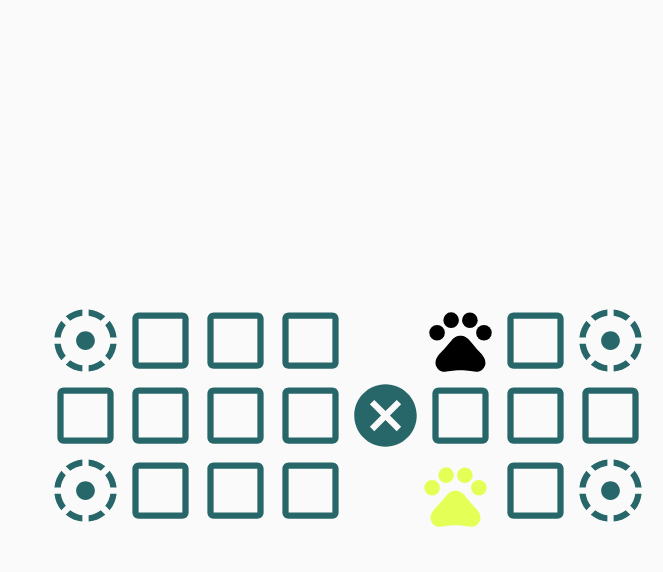
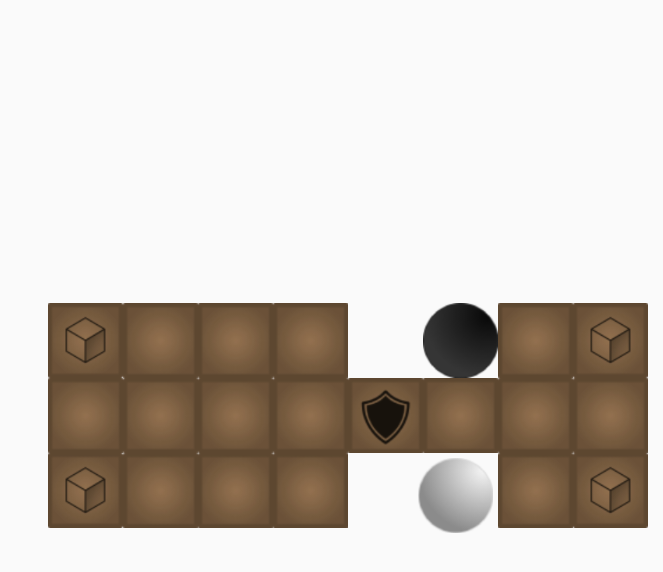
Before and after one commit to eitanwass/royal-game-of-urr, an Android app: the GameActivity screen opened directly, with no data from a screen before it, on a phone screen of 824 x 412 dp (held sideways). Shown: the top 572 px of the screen, without its empty margins (573-1236 px from the left). Run offline under Robolectric (Android 15) with nearby library versions, the phone set to English and light mode, and no system bars.

Commit message:
Added the photos

```diff
--- a/src/app/src/main/java/com/stadio/urr/GameActivity.java
+++ b/src/app/src/main/java/com/stadio/urr/GameActivity.java
@@ -35,7 +35,7 @@ public class GameActivity extends AppCompatActivity {
     final float NUMBER_OF_TILES_ACCROSS = 8;
     final float PERCENTAGE_OF_TILES_FROM_SCREEN = (float) 85 / 100;
     final float TILE_PRECENT = PERCENTAGE_OF_TILES_FROM_SCREEN / NUMBER_OF_TILES_ACCROSS;
-    final float PIECE_PRECENT = (float) (TILE_PRECENT * 0.9);
+    final float PIECE_PRECENT = (float) (TILE_PRECENT * 0.75);
     float width_dp;
     float height_dp;
     static float width_px;
--- a/src/app/src/main/java/com/stadio/urr/Tile.java
+++ b/src/app/src/main/java/com/stadio/urr/Tile.java
@@ -58,7 +58,7 @@ public class Tile extends androidx.appcompat.widget.AppCompatImageView {
         } else if (tile_type == Attributes.ANOTHER_TURN.getValue()) {
             this.setImageResource(R.drawable.another_turn_tile);
         } else if (tile_type == Attributes.INVINCIBILITY.getValue()) {
-            this.setImageResource(R.drawable.invincibilty_tile);
+            this.setImageResource(R.drawable.invincibility_tile);
         } else {
           this.setImageResource(0);
         }
--- a/src/app/src/main/res/drawable/another_turn_tile.xml
+++ /dev/null
@@ -1,5 +0,0 @@
-<vector android:height="24dp" android:tint="#286769"
-    android:viewportHeight="24" android:viewportWidth="24"
-    android:width="24dp" xmlns:android="http://schemas.android.com/apk/res/android">
-    <path android:fillColor="@android:color/white" android:pathData="M11,4.07L11,2.05c-2.01,0.2 -3.84,1 -5.32,2.21L7.1,5.69c1.11,-0.86 2.44,-1.44 3.9,-1.62zM18.32,4.26C16.84,3.05 15.01,2.25 13,2.05v2.02c1.46,0.18 2.79,0.76 3.9,1.62l1.42,-1.43zM19.93,11h2.02c-0.2,-2.01 -1,-3.84 -2.21,-5.32L18.31,7.1c0.86,1.11 1.44,2.44 1.62,3.9zM5.69,7.1L4.26,5.68C3.05,7.16 2.25,8.99 2.05,11h2.02c0.18,-1.46 0.76,-2.79 1.62,-3.9zM4.07,13L2.05,13c0.2,2.01 1,3.84 2.21,5.32l1.43,-1.43c-0.86,-1.1 -1.44,-2.43 -1.62,-3.89zM15,12c0,-1.66 -1.34,-3 -3,-3s-3,1.34 -3,3 1.34,3 3,3 3,-1.34 3,-3zM18.31,16.9l1.43,1.43c1.21,-1.48 2.01,-3.32 2.21,-5.32h-2.02c-0.18,1.45 -0.76,2.78 -1.62,3.89zM13,19.93v2.02c2.01,-0.2 3.84,-1 5.32,-2.21l-1.43,-1.43c-1.1,0.86 -2.43,1.44 -3.89,1.62zM5.68,19.74C7.16,20.95 9,21.75 11,21.95v-2.02c-1.46,-0.18 -2.79,-0.76 -3.9,-1.62l-1.42,1.43z"/>
-</vector>
--- a/src/app/src/main/res/drawable/invincibilty_tile.xml
+++ /dev/null
@@ -1,5 +0,0 @@
-<vector android:height="24dp" android:tint="#286769"
-    android:viewportHeight="24" android:viewportWidth="24"
-    android:width="24dp" xmlns:android="http://schemas.android.com/apk/res/android">
-    <path android:fillColor="@android:color/white" android:pathData="M12,2C6.47,2 2,6.47 2,12s4.47,10 10,10 10,-4.47 10,-10S17.53,2 12,2zM17,15.59L15.59,17 12,13.41 8.41,17 7,15.59 10.59,12 7,8.41 8.41,7 12,10.59 15.59,7 17,8.41 13.41,12 17,15.59z"/>
-</vector>
--- a/src/app/src/main/res/drawable/normal_tile.xml
+++ /dev/null
@@ -1,5 +0,0 @@
-<vector android:height="24dp" android:tint="#286769"
-    android:viewportHeight="24" android:viewportWidth="24"
-    android:width="24dp" xmlns:android="http://schemas.android.com/apk/res/android">
-    <path android:fillColor="@android:color/white" android:pathData="M19,5v14H5V5h14m0,-2H5c-1.1,0 -2,0.9 -2,2v14c0,1.1 0.9,2 2,2h14c1.1,0 2,-0.9 2,-2V5c0,-1.1 -0.9,-2 -2,-2z"/>
-</vector>
--- a/src/app/src/main/res/drawable/piece_black.xml
+++ /dev/null
@@ -1,21 +0,0 @@
-<vector xmlns:android="http://schemas.android.com/apk/res/android"
-    android:width="24dp"
-    android:height="24dp"
-    android:viewportWidth="24"
-    android:viewportHeight="24">
-  <path
-      android:fillColor="@android:color/black"
-      android:pathData="M4.5,9.5m-2.5,0a2.5,2.5 0,1 1,5 0a2.5,2.5 0,1 1,-5 0"/>
-  <path
-      android:fillColor="@android:color/black"
-      android:pathData="M9,5.5m-2.5,0a2.5,2.5 0,1 1,5 0a2.5,2.5 0,1 1,-5 0"/>
-  <path
-      android:fillColor="@android:color/black"
-      android:pathData="M15,5.5m-2.5,0a2.5,2.5 0,1 1,5 0a2.5,2.5 0,1 1,-5 0"/>
-  <path
-      android:fillColor="@android:color/black"
-      android:pathData="M19.5,9.5m-2.5,0a2.5,2.5 0,1 1,5 0a2.5,2.5 0,1 1,-5 0"/>
-  <path
-      android:fillColor="@android:color/black"
-      android:pathData="M17.34,14.86c-0.87,-1.02 -1.6,-1.89 -2.48,-2.91 -0.46,-0.54 -1.05,-1.08 -1.75,-1.32 -0.11,-0.04 -0.22,-0.07 -0.33,-0.09 -0.25,-0.04 -0.52,-0.04 -0.78,-0.04s-0.53,0 -0.79,0.05c-0.11,0.02 -0.22,0.05 -0.33,0.09 -0.7,0.24 -1.28,0.78 -1.75,1.32 -0.87,1.02 -1.6,1.89 -2.48,2.91 -1.31,1.31 -2.92,2.76 -2.62,4.79 0.29,1.02 1.02,2.03 2.33,2.32 0.73,0.15 3.06,-0.44 5.54,-0.44h0.18c2.48,0 4.81,0.58 5.54,0.44 1.31,-0.29 2.04,-1.31 2.33,-2.32 0.31,-2.04 -1.3,-3.49 -2.61,-4.8z"/>
-</vector>
--- a/src/app/src/main/res/drawable/piece_white.xml
+++ /dev/null
@@ -1,9 +0,0 @@
-<vector android:height="24dp" android:tint="#e4ff56"
-    android:viewportHeight="24" android:viewportWidth="24"
-    android:width="24dp" xmlns:android="http://schemas.android.com/apk/res/android">
-    <path android:fillColor="@android:color/white" android:pathData="M4.5,9.5m-2.5,0a2.5,2.5 0,1 1,5 0a2.5,2.5 0,1 1,-5 0"/>
-    <path android:fillColor="@android:color/white" android:pathData="M9,5.5m-2.5,0a2.5,2.5 0,1 1,5 0a2.5,2.5 0,1 1,-5 0"/>
-    <path android:fillColor="@android:color/white" android:pathData="M15,5.5m-2.5,0a2.5,2.5 0,1 1,5 0a2.5,2.5 0,1 1,-5 0"/>
-    <path android:fillColor="@android:color/white" android:pathData="M19.5,9.5m-2.5,0a2.5,2.5 0,1 1,5 0a2.5,2.5 0,1 1,-5 0"/>
-    <path android:fillColor="@android:color/white" android:pathData="M17.34,14.86c-0.87,-1.02 -1.6,-1.89 -2.48,-2.91 -0.46,-0.54 -1.05,-1.08 -1.75,-1.32 -0.11,-0.04 -0.22,-0.07 -0.33,-0.09 -0.25,-0.04 -0.52,-0.04 -0.78,-0.04s-0.53,0 -0.79,0.05c-0.11,0.02 -0.22,0.05 -0.33,0.09 -0.7,0.24 -1.28,0.78 -1.75,1.32 -0.87,1.02 -1.6,1.89 -2.48,2.91 -1.31,1.31 -2.92,2.76 -2.62,4.79 0.29,1.02 1.02,2.03 2.33,2.32 0.73,0.15 3.06,-0.44 5.54,-0.44h0.18c2.48,0 4.81,0.58 5.54,0.44 1.31,-0.29 2.04,-1.31 2.33,-2.32 0.31,-2.04 -1.3,-3.49 -2.61,-4.8z"/>
-</vector>
--- a/src/app/src/main/res/layout/activity_game.xml
+++ b/src/app/src/main/res/layout/activity_game.xml
@@ -1,11 +1,10 @@
 <?xml version="1.0" encoding="utf-8"?>
-<RelativeLayout
-    xmlns:android="http://schemas.android.com/apk/res/android"
+<RelativeLayout xmlns:android="http://schemas.android.com/apk/res/android"
+    xmlns:app="http://schemas.android.com/apk/res-auto"
+    xmlns:custom="http://schemas.android.com/apk/res-auto"
     android:id="@+id/game_relative_layout"
     android:layout_width="match_parent"
     android:layout_height="match_parent"
-    xmlns:app="http://schemas.android.com/apk/res-auto"
-    xmlns:custom="http://schemas.android.com/apk/res-auto"
     android:paddingLeft="10dp"
     android:paddingRight="10dp">
 
@@ -17,9 +16,9 @@
         android:layout_alignParentBottom="true"
         android:layout_marginEnd="0dp"
         android:layout_marginBottom="60dp"
-        android:src="@drawable/invincibilty_tile"
-        custom:type="another_turn"
-        custom:exclusive_to="white"></com.stadio.urr.Tile>
+        android:src="@drawable/invincibility_tile"
+        custom:exclusive_to="white"
+        custom:type="another_turn"></com.stadio.urr.Tile>
 
     <com.stadio.urr.Tile
         android:id="@+id/tile2"
@@ -29,7 +28,7 @@
         android:layout_marginStart="0dp"
         android:layout_marginBottom="0dp"
         android:layout_toEndOf="@+id/tile6"
-        android:src="@drawable/invincibilty_tile"
+        android:src="@drawable/invincibility_tile"
         app:layout_constraintBottom_toBottomOf="@+id/tile3"
         app:layout_constraintEnd_toStartOf="@+id/tile3"
         custom:exclusive_to="black"
@@ -43,7 +42,7 @@
         android:layout_marginStart="0dp"
         android:layout_marginBottom="0dp"
         android:layout_toEndOf="@+id/tile2"
-        android:src="@drawable/invincibilty_tile"
+        android:src="@drawable/invincibility_tile"
         app:layout_constraintBottom_toBottomOf="@+id/tile"
         app:layout_constraintEnd_toStartOf="@+id/tile"
         app:layout_constraintStart_toEndOf="@id/tile2"
@@ -58,11 +57,11 @@
         android:layout_marginEnd="0dp"
         android:layout_marginBottom="0dp"
         android:layout_toStartOf="@+id/tile5"
-        android:src="@drawable/invincibilty_tile"
+        android:src="@drawable/invincibility_tile"
         app:layout_constraintBottom_toBottomOf="@+id/tile2"
         app:layout_constraintEnd_toStartOf="@+id/tile2"
-        custom:type="normal"
-        custom:exclusive_to="black"></com.stadio.urr.Tile>
+        custom:exclusive_to="black"
+        custom:type="normal"></com.stadio.urr.Tile>
 
     <com.stadio.urr.Tile
         android:id="@+id/tile5"
@@ -72,11 +71,11 @@
         android:layout_alignEnd="@+id/tile17"
         android:layout_marginEnd="0dp"
         android:layout_marginBottom="0dp"
-        android:src="@drawable/invincibilty_tile"
+        android:src="@drawable/invincibility_tile"
         app:layout_constraintBottom_toTopOf="@+id/tile"
         app:layout_constraintEnd_toEndOf="@+id/tile"
-        custom:type="another_turn"
-        custom:exclusive_to="black"></com.stadio.urr.Tile>
+        custom:exclusive_to="black"
+        custom:type="another_turn"></com.stadio.urr.Tile>
 
     <com.stadio.urr.Tile
         android:id="@+id/tile6"
@@ -86,12 +85,12 @@
         android:layout_marginStart="-0dp"
         android:layout_marginBottom="0dp"
         android:layout_toEndOf="@+id/tile7"
-        android:src="@drawable/invincibilty_tile"
+        android:src="@drawable/invincibility_tile"
         app:layout_constraintBottom_toTopOf="@+id/tile3"
         app:layout_constraintTop_toTopOf="@+id/tile5"
+        custom:exclusive_to="black"
         custom:layout_constraintEnd_toStartOf="@+id/tile5"
-        custom:type="normal"
-        custom:exclusive_to="black"></com.stadio.urr.Tile>
+        custom:type="normal"></com.stadio.urr.Tile>
 
     <com.stadio.urr.Tile
         android:id="@+id/tile7"
@@ -101,12 +100,12 @@
         android:layout_alignStart="@+id/tile10"
         android:layout_marginStart="0dp"
         android:layout_marginBottom="-0dp"
-        android:src="@drawable/invincibilty_tile"
+        android:src="@drawable/invincibility_tile"
         app:layout_constraintBottom_toTopOf="@+id/tile2"
         app:layout_constraintTop_toTopOf="@+id/tile6"
+        custom:exclusive_to="black"
         custom:layout_constraintEnd_toStartOf="@+id/tile6"
-        custom:type="another_turn"
-        custom:exclusive_to="black"></com.stadio.urr.Tile>
+        custom:type="another_turn"></com.stadio.urr.Tile>
 
     <com.stadio.urr.Tile
         android:id="@+id/tile8"
@@ -116,12 +115,12 @@
         android:layout_marginStart="0dp"
         android:layout_marginTop="0dp"
         android:layout_toEndOf="@+id/tile9"
-        android:src="@drawable/invincibilty_tile"
+        android:src="@drawable/invincibility_tile"
         app:layout_constraintBottom_toTopOf="@+id/tile4"
         app:layout_constraintEnd_toStartOf="@+id/tile7"
         app:layout_constraintTop_toTopOf="@+id/tile7"
-        custom:type="normal"
-        custom:exclusive_to="white"></com.stadio.urr.Tile>
+        custom:exclusive_to="white"
+        custom:type="normal"></com.stadio.urr.Tile>
 
     <com.stadio.urr.Tile
         android:id="@+id/tile9"
@@ -131,12 +130,12 @@
         android:layout_alignStart="@+id/tile10"
         android:layout_marginStart="0dp"
         android:layout_marginTop="-0dp"
-        android:src="@drawable/invincibilty_tile"
+        android:src="@drawable/invincibility_tile"
         app:layout_constraintBottom_toTopOf="@+id/tile4"
         app:layout_constraintEnd_toStartOf="@+id/tile8"
         app:layout_constraintTop_toTopOf="@+id/tile8"
-        custom:type="another_turn"
-        custom:exclusive_to="white"></com.stadio.urr.Tile>
+        custom:exclusive_to="white"
+        custom:type="another_turn"></com.stadio.urr.Tile>
 
     <com.stadio.urr.Tile
         android:id="@+id/tile10"
@@ -146,7 +145,7 @@
         android:layout_marginEnd="0dp"
         android:layout_marginBottom="0dp"
         android:layout_toStartOf="@+id/tile11"
-        android:src="@drawable/invincibilty_tile"
+        android:src="@drawable/invincibility_tile"
         app:layout_constraintBottom_toBottomOf="@+id/tile9"
         app:layout_constraintEnd_toStartOf="@+id/tile9"
         app:layout_constraintTop_toTopOf="@+id/tile9"
@@ -160,7 +159,7 @@
         android:layout_marginEnd="0dp"
         android:layout_marginBottom="0dp"
         android:layout_toStartOf="@+id/tile12"
-        android:src="@drawable/invincibilty_tile"
+        android:src="@drawable/invincibility_tile"
         app:layout_constraintBottom_toBottomOf="@+id/tile10"
         app:layout_constraintEnd_toStartOf="@+id/tile10"
         custom:type="normal"></com.stadio.urr.Tile>
@@ -173,7 +172,7 @@
         android:layout_marginEnd="0dp"
         android:layout_marginBottom="-0dp"
         android:layout_toStartOf="@+id/tile13"
-        android:src="@drawable/invincibilty_tile"
+        android:src="@drawable/invincibility_tile"
         app:layout_constraintBottom_toBottomOf="@+id/tile11"
         app:layout_constraintEnd_toStartOf="@+id/tile11"
         custom:type="normal"></com.stadio.urr.Tile>
@@ -186,7 +185,7 @@
         android:layout_marginEnd="0dp"
         android:layout_marginBottom="0dp"
         android:layout_toStartOf="@+id/tile14"
-        android:src="@drawable/invincibilty_tile"
+        android:src="@drawable/invincibility_tile"
         app:layout_constraintEnd_toStartOf="@+id/tile14"
         app:layout_constraintStart_toStartOf="@+id/tile8"
         app:layout_constraintTop_toBottomOf="@+id/tile12"
@@ -200,7 +199,7 @@
         android:layout_marginEnd="0dp"
         android:layout_marginBottom="0dp"
         android:layout_toStartOf="@+id/tile15"
-        android:src="@drawable/invincibilty_tile"
+        android:src="@drawable/invincibility_tile"
         app:layout_constraintBottom_toBottomOf="@+id/tile13"
         app:layout_constraintEnd_toStartOf="@+id/tile3"
         app:layout_constraintTop_toBottomOf="@+id/tile11"
@@ -214,7 +213,7 @@
         android:layout_marginEnd="0dp"
         android:layout_marginBottom="0dp"
         android:layout_toStartOf="@+id/tile16"
-        android:src="@drawable/invincibilty_tile"
+        android:src="@drawable/invincibility_tile"
         app:layout_constraintBottom_toTopOf="@+id/tile12"
         app:layout_constraintStart_toStartOf="@+id/tile12"
         custom:type="normal"></com.stadio.urr.Tile>
@@ -227,7 +226,7 @@
         android:layout_marginEnd="0dp"
         android:layout_marginBottom="0dp"
         android:layout_toStartOf="@+id/tile17"
-        android:src="@drawable/invincibilty_tile"
+        android:src="@drawable/invincibility_tile"
         app:layout_constraintBottom_toTopOf="@+id/tile11"
         app:layout_constraintEnd_toStartOf="@+id/tile10"
         app:layout_constraintStart_toEndOf="@+id/tile15"
@@ -241,7 +240,7 @@
         android:layout_alignEnd="@+id/tile"
         android:layout_marginEnd="0dp"
         android:layout_marginBottom="0dp"
-        android:src="@drawable/invincibilty_tile"
+        android:src="@drawable/invincibility_tile"
         app:layout_constraintBottom_toTopOf="@+id/tile8"
         app:layout_constraintStart_toStartOf="@+id/tile8"
         custom:type="normal"></com.stadio.urr.Tile>
@@ -254,7 +253,7 @@
         android:layout_marginStart="0dp"
         android:layout_marginBottom="0dp"
         android:layout_toEndOf="@+id/tile8"
-        android:src="@drawable/invincibilty_tile"
+        android:src="@drawable/invincibility_tile"
         custom:exclusive_to="white"
         custom:type="normal"></com.stadio.urr.Tile>
 
@@ -265,7 +264,7 @@
         android:layout_alignBottom="@+id/tile20"
         android:layout_marginBottom="0dp"
         android:layout_toEndOf="@+id/tile12"
-        android:src="@drawable/invincibilty_tile"
+        android:src="@drawable/invincibility_tile"
         app:layout_constraintBottom_toTopOf="@+id/tile6"
         app:layout_constraintEnd_toStartOf="@+id/tile18"
         custom:exclusive_to="white"
@@ -280,11 +279,11 @@
         android:layout_marginEnd="0dp"
         android:layout_marginBottom="0dp"
         android:layout_toStartOf="@+id/tile"
-        android:src="@drawable/invincibilty_tile"
+        android:src="@drawable/invincibility_tile"
         app:layout_constraintBottom_toTopOf="@+id/tile5"
         app:layout_constraintStart_toEndOf="@+id/tile19"
-        custom:type="normal"
-        custom:exclusive_to="white"></com.stadio.urr.Tile>
+        custom:exclusive_to="white"
+        custom:type="normal"></com.stadio.urr.Tile>
 
     <com.stadio.urr.Tile
         android:id="@+id/start_white"
```
Also changed, not shown: src/app/src/main/res/drawable/another_turn_tile.png (added), src/app/src/main/res/drawable/invincibility_tile.png (added), src/app/src/main/res/drawable/normal_tile.png (added), src/app/src/main/res/drawable/piece_black.png (added), src/app/src/main/res/drawable/piece_white.png (added).
